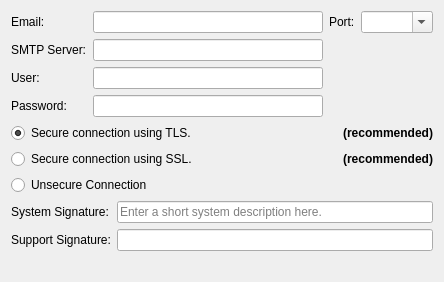
The window that client/src/ui/widgets/system_settings/smtp/smtp_advanced_settings_widget.ui (networkoptix/nx_open) describes before a commit, drawn with Qt 5.
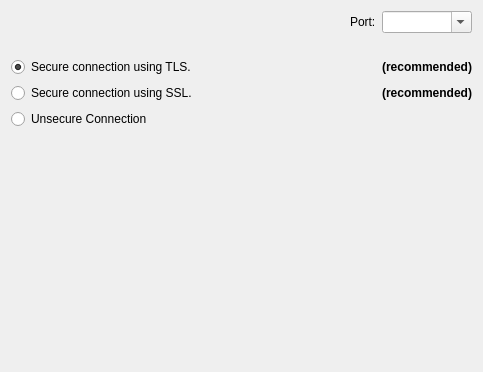
The same window after the commit. Custom widgets are drawn as their Qt base class.

Commit message:
VMS-2523 - SMTP servers without authentication aren't supported
<==== Mercurial data ====>
Branch: dev_3.0.0_gui

Diff of the .ui file:
```diff
--- a/client/src/ui/widgets/system_settings/smtp/smtp_advanced_settings_widget.ui
+++ b/client/src/ui/widgets/system_settings/smtp/smtp_advanced_settings_widget.ui
@@ -6,92 +6,15 @@
    <rect>
     <x>0</x>
     <y>0</y>
-    <width>444</width>
-    <height>268</height>
+    <width>483</width>
+    <height>372</height>
    </rect>
   </property>
-  <layout class="QVBoxLayout" name="verticalLayout">
-   <item>
-    <widget class="QFrame" name="horizontalFrame">
-     <layout class="QHBoxLayout" name="horizontalLayout">
-      <property name="leftMargin">
-       <number>0</number>
-      </property>
-      <property name="topMargin">
-       <number>0</number>
-      </property>
-      <property name="rightMargin">
-       <number>0</number>
-      </property>
-      <property name="bottomMargin">
-       <number>0</number>
-      </property>
-      <item>
-       <layout class="QFormLayout" name="formLayout">
-        <property name="fieldGrowthPolicy">
-         <enum>QFormLayout::AllNonFixedFieldsGrow</enum>
-        </property>
-        <item row="1" column="0">
-         <widget class="QLabel" name="serverLabel">
-          <property name="text">
-           <string>SMTP Server:</string>
-          </property>
-          <property name="buddy">
-           <cstring>serverLineEdit</cstring>
-          </property>
-         </widget>
-        </item>
-        <item row="1" column="1">
-         <widget class="QLineEdit" name="serverLineEdit"/>
-        </item>
-        <item row="2" column="0">
-         <widget class="QLabel" name="userLabel">
-          <property name="text">
-           <string>User:</string>
-          </property>
-          <property name="buddy">
-           <cstring>userLineEdit</cstring>
-          </property>
-         </widget>
-        </item>
-        <item row="2" column="1">
-         <widget class="QLineEdit" name="userLineEdit"/>
-        </item>
-        <item row="3" column="0">
-         <widget class="QLabel" name="passwordLabel">
-          <property name="text">
-           <string>Password:</string>
-          </property>
-          <property name="buddy">
-           <cstring>passwordLineEdit</cstring>
-          </property>
-         </widget>
-        </item>
-        <item row="3" column="1">
-         <widget class="QLineEdit" name="passwordLineEdit">
-          <property name="echoMode">
-           <enum>QLineEdit::Password</enum>
-          </property>
-         </widget>
-        </item>
+  <layout class="QGridLayout" name="gridLayout" columnstretch="1,0,0">
         <item row="0" column="0">
-         <widget class="QLabel" name="emailLabel">
-          <property name="text">
-           <string>Email:</string>
-          </property>
-          <property name="buddy">
-           <cstring>emailLineEdit</cstring>
-          </property>
-         </widget>
+    <widget class="QnInputField" name="emailInputField" native="true"/>
         </item>
         <item row="0" column="1">
-         <widget class="QLineEdit" name="emailLineEdit"/>
-        </item>
-       </layout>
-      </item>
-      <item>
-       <layout class="QFormLayout" name="formLayout_2">
-        <item row="0" column="0">
          <widget class="QLabel" name="portLabel">
           <property name="text">
            <string>Port:</string>
@@ -101,47 +24,23 @@
           </property>
          </widget>
         </item>
-        <item row="0" column="1">
+   <item row="0" column="2">
          <widget class="QComboBox" name="portComboBox">
           <property name="editable">
            <bool>true</bool>
           </property>
          </widget>
         </item>
-       </layout>
-      </item>
-     </layout>
-    </widget>
-   </item>
-   <item>
-    <layout class="QGridLayout" name="gridLayout">
+   <item row="1" column="0">
+    <widget class="QnInputField" name="serverInputField" native="true"/>
+   </item>
      <item row="2" column="0">
-      <widget class="QRadioButton" name="unsecuredRadioButton">
-       <property name="text">
-        <string>Unsecure Connection</string>
-       </property>
-      </widget>
-     </item>
-     <item row="0" column="1">
-      <widget class="QLabel" name="tlsRecommendedLabel">
-       <property name="font">
-        <font>
-         <weight>75</weight>
-         <bold>true</bold>
-        </font>
-       </property>
-       <property name="text">
-        <string>(recommended)</string>
-       </property>
-       <property name="alignment">
-        <set>Qt::AlignRight|Qt::AlignTrailing|Qt::AlignVCenter</set>
-       </property>
-       <property name="buddy">
-        <cstring>tlsRadioButton</cstring>
-       </property>
-      </widget>
-     </item>
-     <item row="0" column="0">
+    <widget class="QnInputField" name="userInputField" native="true"/>
+   </item>
+   <item row="3" column="0">
+    <widget class="QnInputField" name="passwordInputField" native="true"/>
+   </item>
+   <item row="4" column="0">
       <widget class="QRadioButton" name="tlsRadioButton">
        <property name="layoutDirection">
         <enum>Qt::LeftToRight</enum>
@@ -154,14 +53,33 @@
        </property>
       </widget>
      </item>
-     <item row="1" column="0">
+   <item row="4" column="2">
+    <widget class="QLabel" name="tlsRecommendedLabel">
+     <property name="font">
+      <font>
+       <weight>75</weight>
+       <bold>true</bold>
+      </font>
+     </property>
+     <property name="text">
+      <string>(recommended)</string>
+     </property>
+     <property name="alignment">
+      <set>Qt::AlignRight|Qt::AlignTrailing|Qt::AlignVCenter</set>
+     </property>
+     <property name="buddy">
+      <cstring>tlsRadioButton</cstring>
+     </property>
+    </widget>
+   </item>
+   <item row="5" column="0">
       <widget class="QRadioButton" name="sslRadioButton">
        <property name="text">
         <string>Secure connection using SSL.</string>
        </property>
       </widget>
      </item>
-     <item row="1" column="1">
+   <item row="5" column="2">
       <widget class="QLabel" name="sslRecommendedLabel">
        <property name="font">
         <font>
@@ -180,50 +98,20 @@
        </property>
       </widget>
      </item>
-    </layout>
-   </item>
-   <item>
-    <layout class="QFormLayout" name="formLayout_5">
-     <item row="0" column="0">
-      <widget class="QLabel" name="signatureLabel">
+   <item row="6" column="0">
+    <widget class="QRadioButton" name="unsecuredRadioButton">
        <property name="text">
-        <string>System Signature:</string>
-       </property>
-       <property name="buddy">
-        <cstring>signatureLineEdit</cstring>
-       </property>
-      </widget>
-     </item>
-     <item row="0" column="1">
-      <widget class="QLineEdit" name="signatureLineEdit">
-       <property name="placeholderText">
-        <string>Enter a short system description here.</string>
-       </property>
-      </widget>
-     </item>
-     <item row="1" column="0">
-      <widget class="QLabel" name="supportEmailLabel">
-       <property name="text">
-        <string>Support Signature:</string>
-       </property>
-       <property name="buddy">
-        <cstring>supportLinkLineEdit</cstring>
-       </property>
-      </widget>
-     </item>
-     <item row="1" column="1">
-      <widget class="QLineEdit" name="supportLinkLineEdit"/>
-     </item>
-     <item row="2" column="1">
-      <widget class="QLabel" name="supportEmailWarningLabel">
-       <property name="text">
-        <string/>
-       </property>
-      </widget>
-     </item>
-    </layout>
-   </item>
-   <item>
+      <string>Unsecure Connection</string>
+     </property>
+    </widget>
+   </item>
+   <item row="7" column="0" colspan="3">
+    <widget class="QnInputField" name="signatureInputField" native="true"/>
+   </item>
+   <item row="8" column="0" colspan="3">
+    <widget class="QnInputField" name="supportInputField" native="true"/>
+   </item>
+   <item row="9" column="0">
     <spacer name="verticalSpacer">
      <property name="orientation">
       <enum>Qt::Vertical</enum>
@@ -238,18 +126,14 @@
    </item>
   </layout>
  </widget>
- <tabstops>
-  <tabstop>emailLineEdit</tabstop>
-  <tabstop>portComboBox</tabstop>
-  <tabstop>serverLineEdit</tabstop>
-  <tabstop>userLineEdit</tabstop>
-  <tabstop>passwordLineEdit</tabstop>
-  <tabstop>tlsRadioButton</tabstop>
-  <tabstop>sslRadioButton</tabstop>
-  <tabstop>unsecuredRadioButton</tabstop>
-  <tabstop>signatureLineEdit</tabstop>
-  <tabstop>supportLinkLineEdit</tabstop>
- </tabstops>
+ <customwidgets>
+  <customwidget>
+   <class>QnInputField</class>
+   <extends>QWidget</extends>
+   <header location="global">ui/widgets/common/input_field.h</header>
+   <container>1</container>
+  </customwidget>
+ </customwidgets>
  <resources/>
  <connections/>
 </ui>
```
Lines whose indentation alone changed are shown as unchanged. The commit also changes 13 other files.
